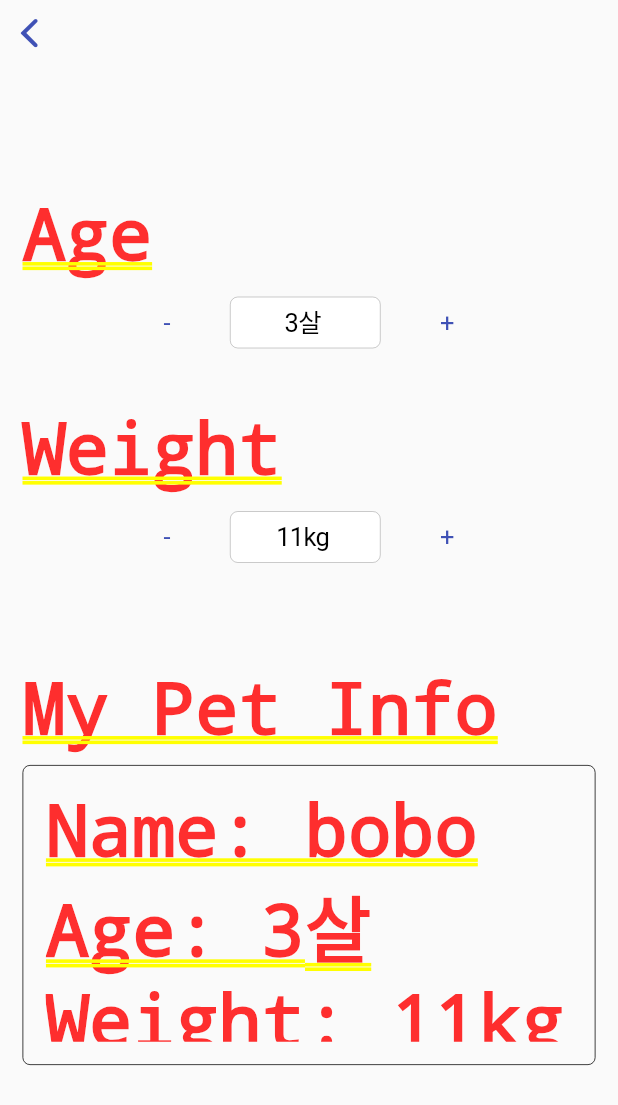
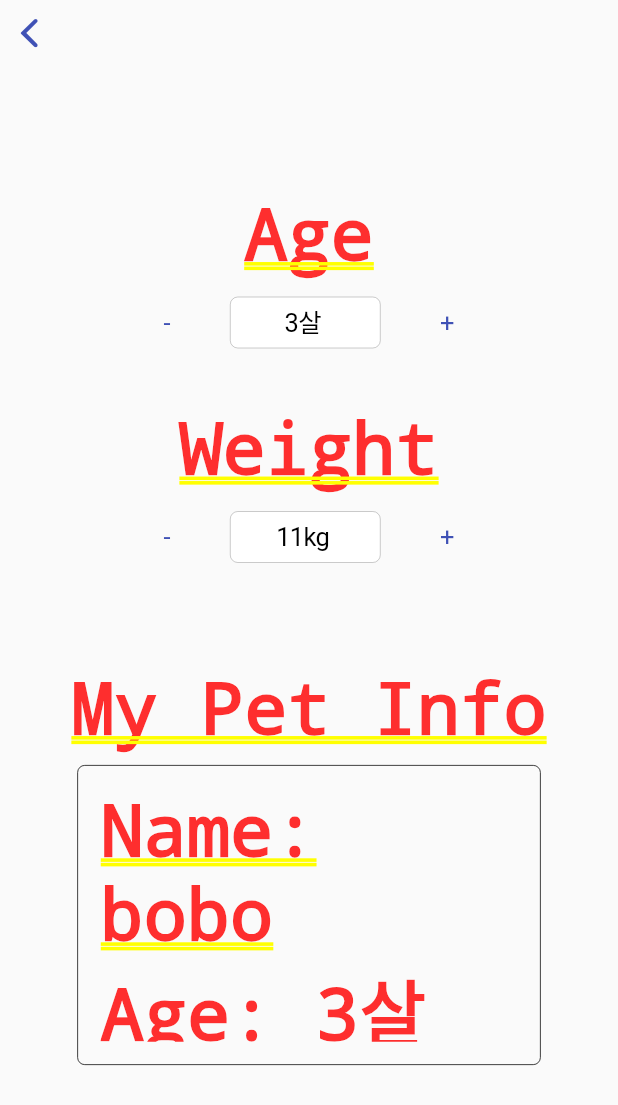
Before and after one commit to sohay19/Flutter_Provider, a Flutter app: the CupertinoMainPage screen opened directly with empty values, on a phone screen of 412 x 824 dp. Shown: the top 1105 px of the screen. Run offline on Flutter 3.47's test engine with Material 2 defaults, Android fonts, the phone set to English and light mode, and no system bars.

Commit message:
ios ui 수정

```diff
--- a/lib/view/cupertino/main_cupertino_view.dart
+++ b/lib/view/cupertino/main_cupertino_view.dart
@@ -23,7 +23,7 @@ class _CupertinoMainPageState extends State<CupertinoMainPage> {
       child: SafeArea(
         minimum: EdgeInsets.fromLTRB(15, 30, 15, 30),
         child: Column(
-          crossAxisAlignment: CrossAxisAlignment.stretch,
+          crossAxisAlignment: CrossAxisAlignment.center,
           mainAxisAlignment: MainAxisAlignment.center,
           children: [
             Text('Age'),
```
Also changed, not shown: lib/model/pet.dart (line endings or trailing spaces).
